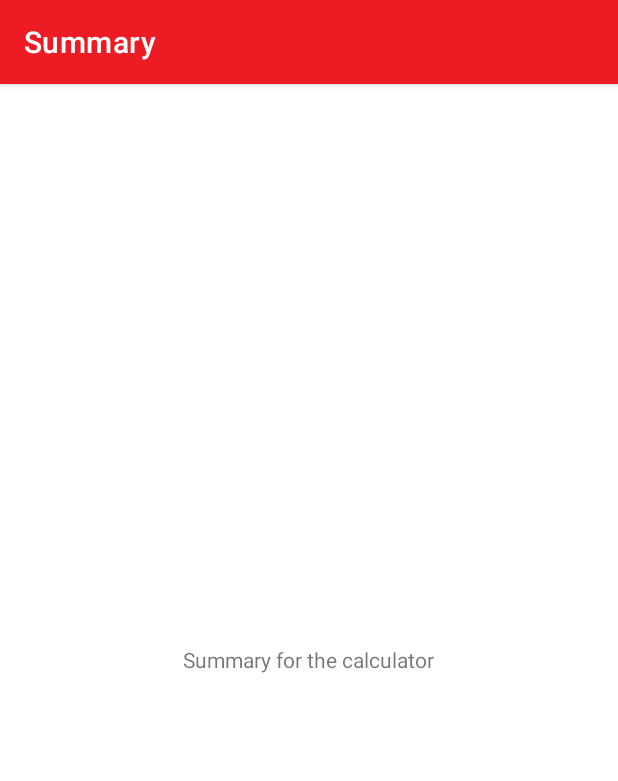
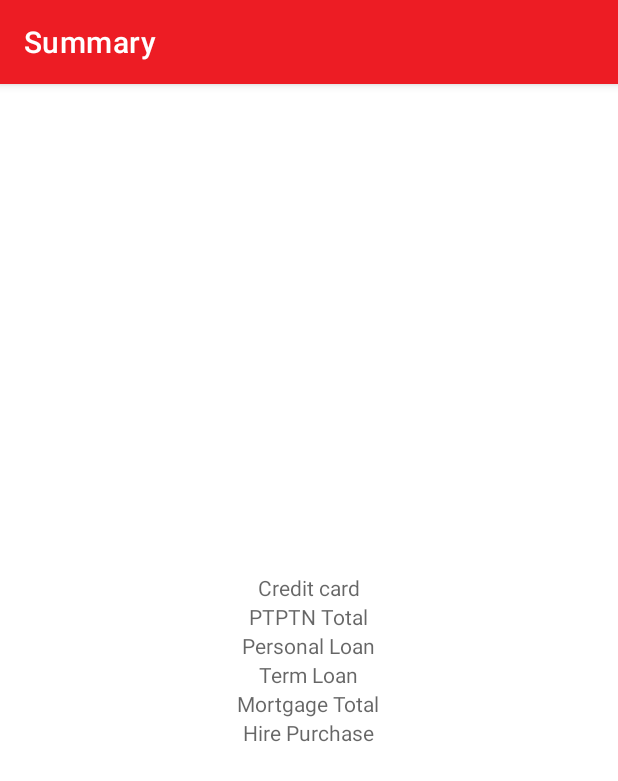
Before and after one commit to JamesYew26/CapstoneAUG2021, an Android app: the Summary screen opened directly, with no data from a screen before it, on a phone screen of 412 x 824 dp. Shown: the top 781 px of the screen. Run offline under Robolectric (Android 15) with nearby library versions, the phone set to English and light mode, and no system bars; 3 statements that could not run were skipped.

Commit message:
Commit 7 Capstone Project Database added Prevented crash for leaving blank Problem showing data from database

```diff
--- a/app/src/main/java/com/example/budgetcalculator/CCDatabaseHelper.java
+++ b/app/src/main/java/com/example/budgetcalculator/CCDatabaseHelper.java
@@ -63,7 +63,7 @@ public class CCDatabaseHelper extends SQLiteOpenHelper {
             Toast.makeText(context,"Error !",Toast.LENGTH_SHORT).show();
         }
         else {
-            Toast.makeText(context,"SUCCESS !" + CCSum,Toast.LENGTH_SHORT).show();
+            Toast.makeText(context,"SUCCESS !",Toast.LENGTH_SHORT).show();
         }
     }
 }
--- a/app/src/main/java/com/example/budgetcalculator/CreditCard.java
+++ b/app/src/main/java/com/example/budgetcalculator/CreditCard.java
@@ -31,6 +31,8 @@ public class CreditCard extends AppCompatActivity {
             @Override
             public void onClick(View view) {
 
+                try {
+
                     int M1 = Integer.valueOf(CCard1.getText().toString());
                     int M2 = Integer.valueOf(CCard2.getText().toString());
                     int M3 = Integer.valueOf(CCard3.getText().toString());
@@ -40,7 +42,6 @@ public class CreditCard extends AppCompatActivity {
 
                     sum = M1 + M2 + M3 + M4 + M5 + M6;
 
-                try {
                     CCDatabaseHelper ccDatabaseHelper = new CCDatabaseHelper(CreditCard.this);
                     ccDatabaseHelper.addCCInfo(Integer.valueOf(CCard1.getText().toString()),
                             Integer.valueOf(CCard2.getText().toString()),
--- /dev/null
+++ b/app/src/main/java/com/example/budgetcalculator/CustomAdapter.java
@@ -0,0 +1,79 @@
+package com.example.budgetcalculator;
+
+import android.content.Context;
+import android.view.LayoutInflater;
+import android.view.View;
+import android.view.ViewGroup;
+import android.widget.TextView;
+
+import androidx.annotation.NonNull;
+import androidx.recyclerview.widget.RecyclerView;
+
+import java.util.ArrayList;
+import java.util.ConcurrentModificationException;
+
+public class CustomAdapter extends RecyclerView.Adapter<CustomAdapter.MyViewHolder> {
+
+    private Context context;
+    private ArrayList MortID, Mort1, Mort2, Mort3, Mort4, Mort5, Mort6, Mortsum;
+    CustomAdapter(Context context,
+                  ArrayList mortID,
+                  ArrayList mort1,
+                  ArrayList mort2,
+                  ArrayList mort3,
+                  ArrayList mort4,
+                  ArrayList mort5,
+                  ArrayList mort6,
+                  ArrayList mortsum){
+
+        this.context = context;
+        this.Mortsum = mortID;
+        this.Mort1 = mort1;
+        this.Mort2 = mort2;
+        this.Mort3 = mort3;
+        this.Mort4 = mort4;
+        this.Mort5 = mort5;
+        this.Mort6 = mort6;
+        this.Mortsum = mortsum;
+    }
+    @NonNull
+    @Override
+    public MyViewHolder onCreateViewHolder(@NonNull ViewGroup parent, int viewType) {
+        LayoutInflater inflater = LayoutInflater.from(context);
+        View view = inflater.inflate(R.layout.my_row,parent,false);
+        return new MyViewHolder(view);
+    }
+
+    @Override
+    public void onBindViewHolder(@NonNull MyViewHolder holder, int position) {
+        holder.mort_id_text.setText(String.valueOf(MortID.get(position)));
+        holder.mort_1_text.setText(String.valueOf(Mort1.get(position)));
+        holder.mort_2_text.setText(String.valueOf(Mort2.get(position)));
+        holder.mort_3_text.setText(String.valueOf(Mort3.get(position)));
+        holder.mort_4_text.setText(String.valueOf(Mort4.get(position)));
+        holder.mort_5_text.setText(String.valueOf(Mort5.get(position)));
+        holder.mort_6_text.setText(String.valueOf(Mort6.get(position)));
+        holder.mort_sum_text.setText(String.valueOf(Mortsum.get(position)));
+    }
+
+    @Override
+    public int getItemCount() {
+        return MortID.size();
+    }
+
+    public class MyViewHolder extends RecyclerView.ViewHolder{
+        TextView mort_id_text, mort_1_text, mort_2_text, mort_3_text, mort_4_text, mort_5_text, mort_6_text, mort_sum_text;
+        public MyViewHolder(@NonNull View itemView) {
+            super(itemView);
+            mort_id_text = itemView.findViewById(R.id.mort_id_text);
+            mort_1_text = itemView.findViewById(R.id.mort_1_text);
+            mort_2_text = itemView.findViewById(R.id.mort_2_text);
+            mort_3_text = itemView.findViewById(R.id.mort_3_text);
+            mort_4_text = itemView.findViewById(R.id.mort_4_text);
+            mort_5_text = itemView.findViewById(R.id.mort_5_text);
+            mort_6_text = itemView.findViewById(R.id.mort_6_text);
+            mort_sum_text = itemView.findViewById(R.id.mort_sum_text);
+
+        }
+    }
+}
--- a/app/src/main/java/com/example/budgetcalculator/ExpenseActivity.java
+++ b/app/src/main/java/com/example/budgetcalculator/ExpenseActivity.java
@@ -32,6 +32,8 @@ public class ExpenseActivity extends AppCompatActivity {
             @Override
             public void onClick(View view) {
 
+                try {
+
                     int M1 = Integer.valueOf(Mort1.getText().toString());
                     int M2 = Integer.valueOf(Mort2.getText().toString());
                     int M3 = Integer.valueOf(Mort3.getText().toString());
@@ -41,7 +43,6 @@ public class ExpenseActivity extends AppCompatActivity {
 
                     sum = M1 + M2 + M3 + M4 + M5 + M6;
 
-                try {
                     MortDatabaseHelper mortDatabaseHelper = new MortDatabaseHelper(ExpenseActivity.this);
                     mortDatabaseHelper.addMortgageInfo(Integer.valueOf(Mort1.getText().toString()),
                             Integer.valueOf(Mort2.getText().toString()),
--- a/app/src/main/java/com/example/budgetcalculator/HPDatabaseHelper.java
+++ b/app/src/main/java/com/example/budgetcalculator/HPDatabaseHelper.java
@@ -60,7 +60,7 @@ public class HPDatabaseHelper extends SQLiteOpenHelper {
             Toast.makeText(context,"Error !",Toast.LENGTH_SHORT).show();
         }
         else {
-            Toast.makeText(context,"SUCCESS ! " + HPSum,Toast.LENGTH_SHORT).show();
+            Toast.makeText(context,"SUCCESS ! ",Toast.LENGTH_SHORT).show();
         }
     }
 }
--- a/app/src/main/java/com/example/budgetcalculator/HirePurchase.java
+++ b/app/src/main/java/com/example/budgetcalculator/HirePurchase.java
@@ -32,6 +32,8 @@ public class HirePurchase extends AppCompatActivity {
             @Override
             public void onClick(View view) {
 
+                try {
+
                     int M1 = Integer.valueOf(HP1.getText().toString());
                     int M2 = Integer.valueOf(HP2.getText().toString());
                     int M3 = Integer.valueOf(HP3.getText().toString());
@@ -41,7 +43,6 @@ public class HirePurchase extends AppCompatActivity {
 
                     sum = M1 + M2 + M3 + M4 + M5 + M6;
 
-                try {
                     HPDatabaseHelper hpDatabaseHelper = new HPDatabaseHelper(HirePurchase.this);
                     hpDatabaseHelper.addHirePurchaseInfo(Integer.valueOf(HP1.getText().toString()),
                             Integer.valueOf(HP2.getText().toString()),
--- a/app/src/main/java/com/example/budgetcalculator/MortDatabaseHelper.java
+++ b/app/src/main/java/com/example/budgetcalculator/MortDatabaseHelper.java
@@ -2,6 +2,7 @@ package com.example.budgetcalculator;
 
 import android.content.ContentValues;
 import android.content.Context;
+import android.database.Cursor;
 import android.database.sqlite.SQLiteDatabase;
 import android.database.sqlite.SQLiteOpenHelper;
 import android.widget.Toast;
@@ -12,7 +13,7 @@ public class MortDatabaseHelper extends SQLiteOpenHelper {
 
     private Context context;
 
-    public static final String TABLE_NAME = "HirePurchase_Expenses";
+    public static final String TABLE_NAME = "Mortgage_Expenses";
     public static final String Mort1 = "Mortgage1";
     public static final String Mort2 = "Mortgage2";
     public static final String Mort3 = "Mortgage3";
@@ -59,7 +60,20 @@ public class MortDatabaseHelper extends SQLiteOpenHelper {
             Toast.makeText(context,"Error !",Toast.LENGTH_SHORT).show();
         }
         else {
-            Toast.makeText(context,"SUCCESS !" + MSum,Toast.LENGTH_SHORT).show();
+            Toast.makeText(context,"SUCCESS !",Toast.LENGTH_SHORT).show();
         }
     }
+
+    Cursor readMortgageData(){
+        String query = " SELECT * FROM " + TABLE_NAME;
+        SQLiteDatabase DB = this.getReadableDatabase();
+
+        Cursor cursor = null;
+        if (DB != null){
+            DB.rawQuery(query,null);
+        }
+        return cursor;
+    }
+
+
 }
--- a/app/src/main/java/com/example/budgetcalculator/PLDataBaseHelper.java
+++ b/app/src/main/java/com/example/budgetcalculator/PLDataBaseHelper.java
@@ -65,7 +65,7 @@ public class PLDataBaseHelper extends SQLiteOpenHelper {
             Toast.makeText(context,"Error !",Toast.LENGTH_SHORT).show();
         }
         else {
-            Toast.makeText(context,"SUCCESS !" + PLSum,Toast.LENGTH_SHORT).show();
+            Toast.makeText(context,"SUCCESS !",Toast.LENGTH_SHORT).show();
         }
     }
 }
--- a/app/src/main/java/com/example/budgetcalculator/PTPTN.java
+++ b/app/src/main/java/com/example/budgetcalculator/PTPTN.java
@@ -31,6 +31,7 @@ public class PTPTN extends AppCompatActivity {
             @Override
             public void onClick(View view) {
 
+                try {
                     int M1 = Integer.valueOf(PTPTN1.getText().toString());
                     int M2 = Integer.valueOf(PTPTN2.getText().toString());
                     int M3 = Integer.valueOf(PTPTN3.getText().toString());
@@ -40,7 +41,6 @@ public class PTPTN extends AppCompatActivity {
 
                     sum = M1 + M2 + M3 + M4 + M5 + M6;
 
-                try {
                     PTPTNDBHelper ptptndbHelper = new PTPTNDBHelper(PTPTN.this);
                     ptptndbHelper.addPTPTNInfo(Integer.valueOf(PTPTN1.getText().toString()),
                             Integer.valueOf(PTPTN2.getText().toString()),
--- a/app/src/main/java/com/example/budgetcalculator/PTPTNDBHelper.java
+++ b/app/src/main/java/com/example/budgetcalculator/PTPTNDBHelper.java
@@ -60,7 +60,7 @@ public class PTPTNDBHelper extends SQLiteOpenHelper {
             Toast.makeText(context,"Error !",Toast.LENGTH_SHORT).show();
         }
         else {
-            Toast.makeText(context,"SUCCESS !" + PTPTNTotal,Toast.LENGTH_SHORT).show();
+            Toast.makeText(context,"SUCCESS !",Toast.LENGTH_SHORT).show();
         }
     }
 
--- a/app/src/main/java/com/example/budgetcalculator/PersonalLoan.java
+++ b/app/src/main/java/com/example/budgetcalculator/PersonalLoan.java
@@ -36,6 +36,8 @@ public class PersonalLoan extends AppCompatActivity {
             @Override
             public void onClick(View view) {
 
+                try {
+
                     int M1 = Integer.valueOf(PLoan1.getText().toString());
                     int M2 = Integer.valueOf(PLoan2.getText().toString());
                     int M3 = Integer.valueOf(PLoan3.getText().toString());
@@ -45,7 +47,6 @@ public class PersonalLoan extends AppCompatActivity {
 
                     sum = M1 + M2 + M3 + M4 + M5 + M6;
 
-                try {
                     PLDataBaseHelper plDB = new PLDataBaseHelper(PersonalLoan.this);
                     plDB.addPLInfo(Integer.valueOf(PLoan1.getText().toString()),
                             Integer.valueOf(PLoan2.getText().toString()),
--- a/app/src/main/java/com/example/budgetcalculator/Summary.java
+++ b/app/src/main/java/com/example/budgetcalculator/Summary.java
@@ -1,14 +1,85 @@
 package com.example.budgetcalculator;
 
 import androidx.appcompat.app.AppCompatActivity;
+import androidx.recyclerview.widget.LinearLayoutManager;
+import androidx.recyclerview.widget.RecyclerView;
 
+import android.database.Cursor;
 import android.os.Bundle;
+import android.widget.ListView;
+import android.widget.TextView;
+import android.widget.Toast;
+
+import java.util.ArrayList;
+import java.util.List;
 
 public class Summary extends AppCompatActivity {
+    //Declaring databases
+    MortDatabaseHelper MortDB;
+    CCDatabaseHelper CCDB;
+    HPDatabaseHelper HPDB;
+    PLDataBaseHelper PLDB;
+    PTPTNDBHelper PTPTNDB;
+    TLDatabaseHelper TLDB;
+
+    //Declaring CustomAdapter
+    CustomAdapter customAdapter;
+
+    //Declaring lists following YouTube
+    ArrayList<String> MortID, Mort1, Mort2, Mort3, Mort4, Mort5, Mort6, MortSum;
+    RecyclerView recyclerView;
 
     @Override
     protected void onCreate(Bundle savedInstanceState) {
         super.onCreate(savedInstanceState);
         setContentView(R.layout.activity_summary);
+
+        //Declaring all the database helper
+        MortDB = new MortDatabaseHelper(Summary.this);
+        CCDB = new CCDatabaseHelper(Summary.this);
+        HPDB = new HPDatabaseHelper(Summary.this);
+        PLDB = new PLDataBaseHelper(Summary.this);
+        PTPTNDB = new PTPTNDBHelper(Summary.this);
+        TLDB = new TLDatabaseHelper(Summary.this);
+
+        recyclerView = findViewById(R.id.RV_Mort);
+
+        MortID = new ArrayList<>();
+        Mort1 = new ArrayList<>();
+        Mort2 = new ArrayList<>();
+        Mort3 = new ArrayList<>();
+        Mort4 = new ArrayList<>();
+        Mort5 = new ArrayList<>();
+        Mort6 = new ArrayList<>();
+        MortSum = new ArrayList<>();
+
+        loadDataFromDB();
+
+        customAdapter = new CustomAdapter(Summary.this,MortID,Mort1,Mort2,Mort3,
+                Mort4,Mort5,Mort6,MortSum);
+        recyclerView.setAdapter(customAdapter);
+        recyclerView.setLayoutManager(new LinearLayoutManager(Summary.this));
+
     }
+
+     void loadDataFromDB() {
+        Cursor cursor = MortDB.readMortgageData();
+        if (cursor.getCount()==0){
+            Toast.makeText(this,"No data",Toast.LENGTH_SHORT).show();
+        }
+        else{
+            while (cursor.moveToNext()){
+                MortID.add(cursor.getString(0));
+                Mort1.add(cursor.getString(1));
+                Mort2.add(cursor.getString(2));
+                Mort3.add(cursor.getString(3));
+                Mort4.add(cursor.getString(4));
+                Mort5.add(cursor.getString(5));
+                Mort6.add(cursor.getString(6));
+                MortSum.add(cursor.getString(7));
+            }
+        }
+    }
+
+
 }
--- a/app/src/main/java/com/example/budgetcalculator/TLDatabaseHelper.java
+++ b/app/src/main/java/com/example/budgetcalculator/TLDatabaseHelper.java
@@ -60,7 +60,7 @@ public class TLDatabaseHelper extends SQLiteOpenHelper {
             Toast.makeText(context,"Error !",Toast.LENGTH_SHORT).show();
         }
         else {
-            Toast.makeText(context,"SUCCESS !" + TLSum,Toast.LENGTH_SHORT).show();
+            Toast.makeText(context,"SUCCESS !",Toast.LENGTH_SHORT).show();
         }
     }
 
--- a/app/src/main/java/com/example/budgetcalculator/TermLoan.java
+++ b/app/src/main/java/com/example/budgetcalculator/TermLoan.java
@@ -32,6 +32,8 @@ public class TermLoan extends AppCompatActivity {
             @Override
             public void onClick(View view) {
 
+                try {
+
                     int M1 = Integer.valueOf(TL1.getText().toString());
                     int M2 = Integer.valueOf(TL2.getText().toString());
                     int M3 = Integer.valueOf(TL3.getText().toString());
@@ -41,7 +43,6 @@ public class TermLoan extends AppCompatActivity {
 
                     sum = M1 + M2 + M3 + M4 + M5 + M6;
 
-                try {
                     TLDatabaseHelper tlDatabaseHelper = new TLDatabaseHelper(TermLoan.this);
                     tlDatabaseHelper.addTermLoanInfo(Integer.valueOf(TL1.getText().toString()),
                             Integer.valueOf(TL2.getText().toString()),
--- a/app/src/main/res/layout/activity_summary.xml
+++ b/app/src/main/res/layout/activity_summary.xml
@@ -9,9 +9,51 @@
     android:orientation="vertical"
     tools:context=".Summary">
 
+    <androidx.recyclerview.widget.RecyclerView
+        android:id="@+id/RV_Mort"
+        android:layout_width="match_parent"
+        android:layout_height="match_parent" />
+
     <TextView
-        android:id="@+id/textView9"
+        android:id="@+id/CCSum"
+        android:layout_width="match_parent"
+        android:layout_height="wrap_content"
+        android:gravity="center"
+        android:hint="Credit card Total" />
+
+    <TextView
+        android:id="@+id/PTPTNSum"
+        android:layout_width="match_parent"
+        android:layout_height="wrap_content"
+        android:gravity="center"
+        android:hint="PTPTN Total" />
+
+    <TextView
+        android:id="@+id/PLSum"
+        android:layout_width="match_parent"
+        android:layout_height="wrap_content"
+        android:gravity="center"
+        android:hint="Personal Loan Total" />
+
+    <TextView
+        android:id="@+id/TLSum"
+        android:layout_width="match_parent"
+        android:layout_height="wrap_content"
+        android:gravity="center"
+        android:hint="Term Loan Total" />
+
+    <TextView
+        android:id="@+id/MortSum"
         android:layout_width="wrap_content"
         android:layout_height="wrap_content"
-        android:text="Summary for the calculator" />
+        android:gravity="center"
+        android:hint="Mortgage Total" />
+
+    <TextView
+        android:id="@+id/HPSum"
+        android:layout_width="match_parent"
+        android:layout_height="wrap_content"
+        android:gravity="center"
+        android:hint="Hire Purchase Total" />
+
 </LinearLayout>
```
Also changed, not shown: app/src/main/res/layout/my_row.xml (added, +98 -0 lines). Lines whose indentation alone changed are shown as unchanged.
